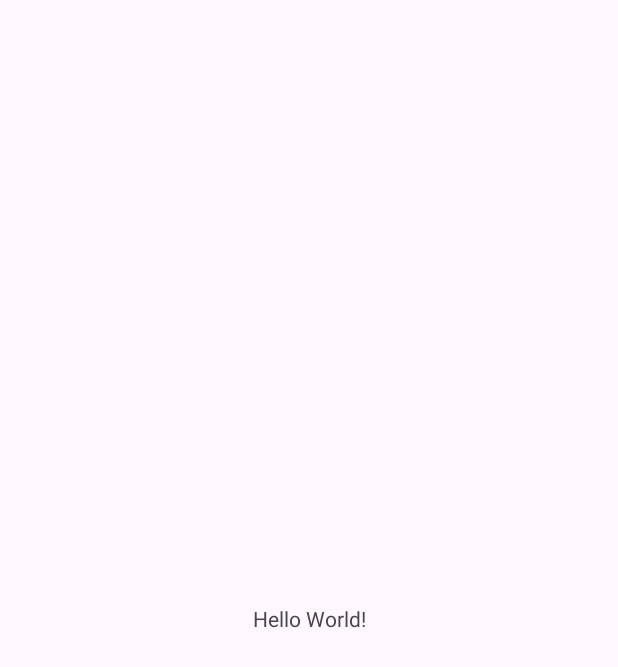
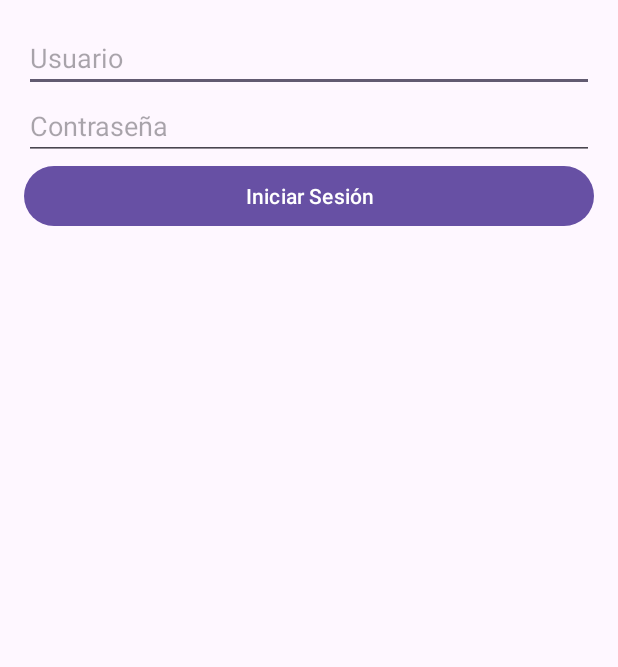
Before and after one commit to Nicolass1277/LifeBook, an Android app: the screen it shows after launch (MainActivity), on a phone screen of 412 x 824 dp. Before the commit the part shown is almost empty. Shown: the top 667 px of the screen. Run offline under Robolectric (Android 15) with nearby library versions, the phone set to English and light mode, and no system bars.

Commit message:
Funciones ya realizadas

```diff
--- a/app/src/main/AndroidManifest.xml
+++ b/app/src/main/AndroidManifest.xml
@@ -13,7 +13,7 @@
         android:theme="@style/Theme.LifeBook"
         tools:targetApi="31">
         <activity
-            android:name=".Diario"
+            android:name=".DiarioActivity"
             android:exported="false" />
         <activity
             android:name=".MainActivity"
--- a/app/src/main/java/com/tuempresa/lifebook/MainActivity.java
+++ b/app/src/main/java/com/tuempresa/lifebook/MainActivity.java
@@ -1,24 +1,33 @@
 package com.tuempresa.lifebook;
 
+import android.content.Intent;
 import android.os.Bundle;
-
-import androidx.activity.EdgeToEdge;
+import android.view.View;
+import android.widget.Button;
+import android.widget.EditText;
 import androidx.appcompat.app.AppCompatActivity;
-import androidx.core.graphics.Insets;
-import androidx.core.view.ViewCompat;
-import androidx.core.view.WindowInsetsCompat;
 
 public class MainActivity extends AppCompatActivity {
+
+    EditText username, password;
+    Button loginButton;
 
     @Override
     protected void onCreate(Bundle savedInstanceState) {
         super.onCreate(savedInstanceState);
-        EdgeToEdge.enable(this);
         setContentView(R.layout.activity_main);
-        ViewCompat.setOnApplyWindowInsetsListener(findViewById(R.id.main), (v, insets) -> {
-            Insets systemBars = insets.getInsets(WindowInsetsCompat.Type.systemBars());
-            v.setPadding(systemBars.left, systemBars.top, systemBars.right, systemBars.bottom);
-            return insets;
+
+        username = findViewById(R.id.username);
+        password = findViewById(R.id.password);
+        loginButton = findViewById(R.id.loginButton);
+
+        loginButton.setOnClickListener(new View.OnClickListener() {
+            @Override
+            public void onClick(View v) {
+                // Aquí puedes agregar lógica de validación del login
+                Intent intent = new Intent(MainActivity.this, DiarioActivity.class);
+                startActivity(intent);
+            }
         });
     }
 }
--- a/app/src/main/res/layout/activity_main.xml
+++ b/app/src/main/res/layout/activity_main.xml
@@ -1,19 +1,25 @@
-<?xml version="1.0" encoding="utf-8"?>
-<androidx.constraintlayout.widget.ConstraintLayout xmlns:android="http://schemas.android.com/apk/res/android"
-    xmlns:app="http://schemas.android.com/apk/res-auto"
-    xmlns:tools="http://schemas.android.com/tools"
-    android:id="@+id/main"
+<LinearLayout xmlns:android="http://schemas.android.com/apk/res/android"
     android:layout_width="match_parent"
     android:layout_height="match_parent"
-    tools:context=".MainActivity">
+    android:orientation="vertical"
+    android:padding="16dp">
 
-    <TextView
-        android:layout_width="wrap_content"
+    <EditText
+        android:id="@+id/username"
+        android:layout_width="match_parent"
         android:layout_height="wrap_content"
-        android:text="Hello World!"
-        app:layout_constraintBottom_toBottomOf="parent"
-        app:layout_constraintEnd_toEndOf="parent"
-        app:layout_constraintStart_toStartOf="parent"
-        app:layout_constraintTop_toTopOf="parent" />
+        android:hint="Usuario" />
 
-</androidx.constraintlayout.widget.ConstraintLayout>
+    <EditText
+        android:id="@+id/password"
+        android:layout_width="match_parent"
+        android:layout_height="wrap_content"
+        android:hint="Contraseña"
+        android:inputType="textPassword" />
+
+    <Button
+        android:id="@+id/loginButton"
+        android:layout_width="match_parent"
+        android:layout_height="wrap_content"
+        android:text="Iniciar Sesión" />
+</LinearLayout>
```
Also changed, not shown: app/src/main/java/com/tuempresa/lifebook/Diario.java (deleted, +0 -24 lines), app/src/main/java/com/tuempresa/lifebook/DiarioActivity.java (added, +52 -0 lines), app/src/main/res/layout/activity_diario.xml (+22 -7 lines).
